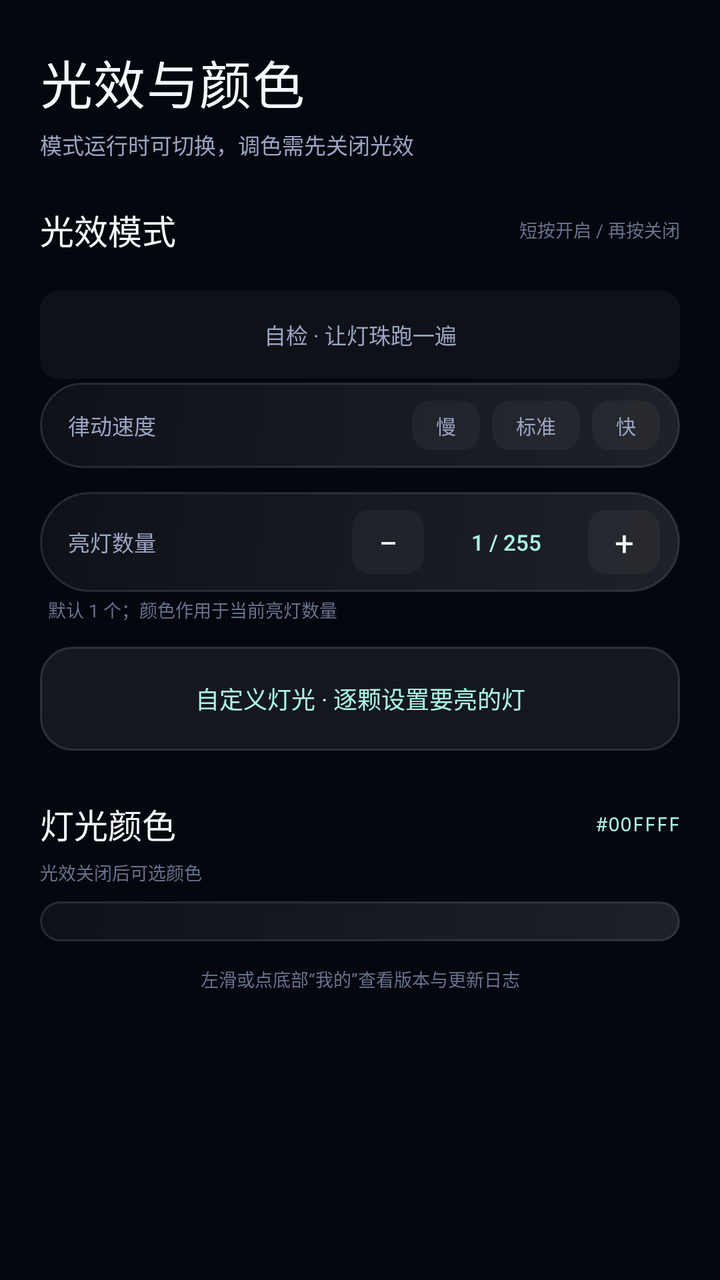
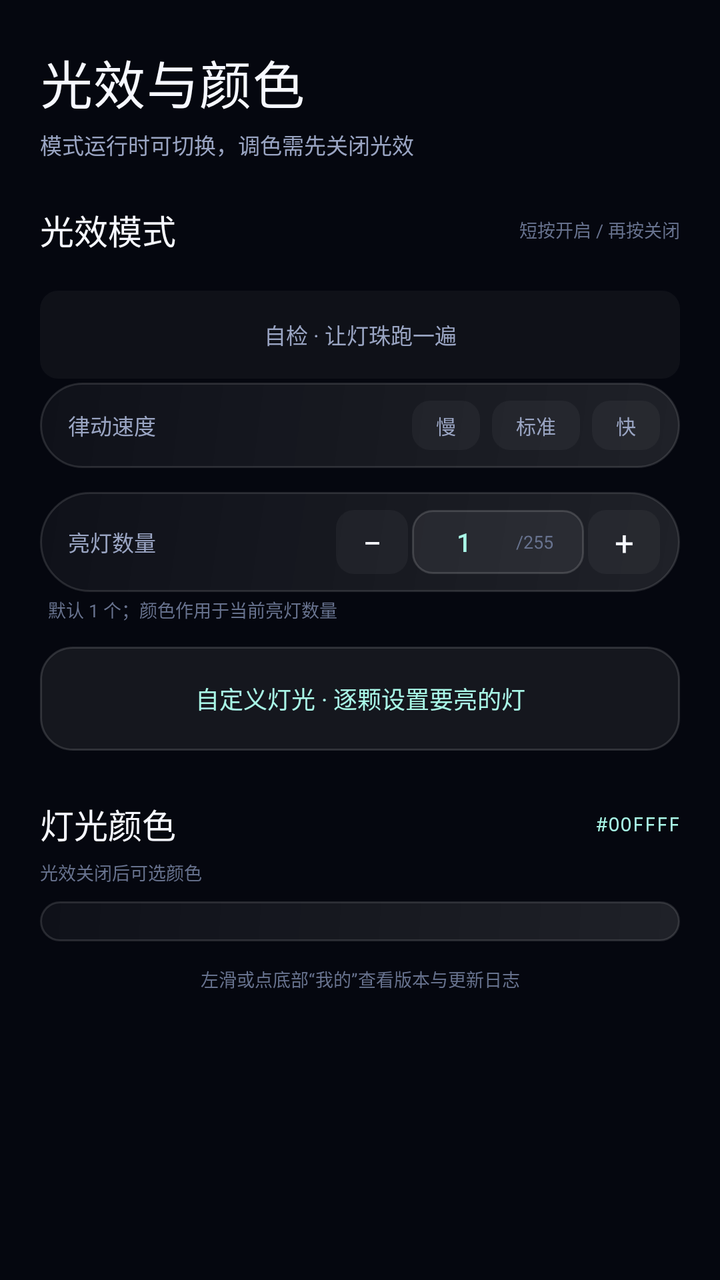

Screens rendered from an Android XML layout before and after an edit, with the pre-edit source and the edit as a unified diff.
<!-- AndroidManifest.xml: application theme Theme.Aurora -->
<!-- res/layout/page_effects.xml -->
<?xml version="1.0" encoding="utf-8"?>
<ScrollView xmlns:android="http://schemas.android.com/apk/res/android"
    android:layout_width="match_parent"
    android:layout_height="match_parent"
    android:clipToPadding="false"
    android:fillViewport="true"
    android:overScrollMode="never"
    android:scrollbars="none">

    <LinearLayout
        android:layout_width="match_parent"
        android:layout_height="wrap_content"
        android:orientation="vertical"
        android:paddingStart="20dp"
        android:paddingTop="22dp"
        android:paddingEnd="20dp"
        android:paddingBottom="92dp">

        <TextView
            android:layout_width="wrap_content"
            android:layout_height="wrap_content"
            android:fontFamily="sans-serif-medium"
            android:letterSpacing="0.02"
            android:text="光效与颜色"
            android:textColor="@color/text_primary"
            android:textSize="26sp" />

        <TextView
            android:layout_width="wrap_content"
            android:layout_height="wrap_content"
            android:layout_marginTop="4dp"
            android:text="模式运行时可切换，调色需先关闭光效"
            android:textColor="@color/text_secondary"
            android:textSize="11sp" />

        <LinearLayout
            android:layout_width="match_parent"
            android:layout_height="wrap_content"
            android:layout_marginTop="22dp"
            android:gravity="center_vertical"
            android:orientation="horizontal">

            <TextView
                android:layout_width="0dp"
                android:layout_height="wrap_content"
                android:layout_weight="1"
                android:fontFamily="sans-serif-medium"
                android:text="@string/section_modes"
                android:textColor="@color/text_primary"
                android:textSize="17sp" />

            <TextView
                android:id="@+id/modeHint"
                android:layout_width="wrap_content"
                android:layout_height="wrap_content"
                android:text="短按开启 / 再按关闭"
                android:textColor="@color/text_tertiary"
                android:textSize="9sp" />
        </LinearLayout>

        <GridLayout
            android:id="@+id/modeGrid"
            android:layout_width="match_parent"
            android:layout_height="wrap_content"
            android:layout_marginTop="8dp"
            android:columnCount="2"
            android:useDefaultMargins="false" />

        <TextView
            android:id="@+id/selfTestButton"
            android:layout_width="match_parent"
            android:layout_height="44dp"
            android:layout_marginTop="10dp"
            android:background="@drawable/bg_speed_chip"
            android:clickable="true"
            android:focusable="true"
            android:gravity="center"
            android:text="自检 · 让灯珠跑一遍"
            android:textColor="@color/text_secondary"
            android:textSize="11sp" />

        <LinearLayout
            android:layout_width="match_parent"
            android:layout_height="wrap_content"
            android:layout_marginTop="2dp"
            android:background="@drawable/bg_card"
            android:gravity="center_vertical"
            android:orientation="horizontal"
            android:paddingStart="14dp"
            android:paddingTop="9dp"
            android:paddingEnd="10dp"
            android:paddingBottom="9dp">

            <TextView
                android:layout_width="0dp"
                android:layout_height="wrap_content"
                android:layout_weight="1"
                android:text="@string/speed_label"
                android:textColor="@color/text_secondary"
                android:textSize="11sp" />

            <TextView
                android:id="@+id/speedSlow"
                android:layout_width="wrap_content"
                android:layout_height="wrap_content"
                android:background="@drawable/bg_speed_chip"
                android:clickable="true"
                android:focusable="true"
                android:paddingStart="12dp"
                android:paddingTop="5dp"
                android:paddingEnd="12dp"
                android:paddingBottom="5dp"
                android:text="@string/speed_slow"
                android:textColor="@color/speed_text"
                android:textSize="10sp" />

            <TextView
                android:id="@+id/speedMid"
                android:layout_width="wrap_content"
                android:layout_height="wrap_content"
                android:layout_marginStart="6dp"
                android:background="@drawable/bg_speed_chip"
                android:clickable="true"
                android:focusable="true"
                android:paddingStart="12dp"
                android:paddingTop="5dp"
                android:paddingEnd="12dp"
                android:paddingBottom="5dp"
                android:text="@string/speed_mid"
                android:textColor="@color/speed_text"
                android:textSize="10sp" />

            <TextView
                android:id="@+id/speedFast"
                android:layout_width="wrap_content"
                android:layout_height="wrap_content"
                android:layout_marginStart="6dp"
                android:background="@drawable/bg_speed_chip"
                android:clickable="true"
                android:focusable="true"
                android:paddingStart="12dp"
                android:paddingTop="5dp"
                android:paddingEnd="12dp"
                android:paddingBottom="5dp"
                android:text="@string/speed_fast"
                android:textColor="@color/speed_text"
                android:textSize="10sp" />
        </LinearLayout>

        
        <LinearLayout
            android:layout_width="match_parent"
            android:layout_height="wrap_content"
            android:layout_marginTop="12dp"
            android:background="@drawable/bg_card"
            android:gravity="center_vertical"
            android:orientation="horizontal"
            android:paddingStart="14dp"
            android:paddingTop="9dp"
            android:paddingEnd="10dp"
            android:paddingBottom="9dp">

            <TextView
                android:layout_width="0dp"
                android:layout_height="wrap_content"
                android:layout_weight="1"
                android:text="亮灯数量"
                android:textColor="@color/text_secondary"
                android:textSize="11sp" />

            <TextView
                android:id="@+id/ledCountMinus"
                android:layout_width="36dp"
                android:layout_height="32dp"
                android:background="@drawable/bg_speed_chip"
                android:clickable="true"
                android:focusable="true"
                android:gravity="center"
                android:text="−"
                android:textColor="@color/text_primary"
                android:textSize="17sp" />

            <TextView
                android:id="@+id/ledCountLabel"
                android:layout_width="82dp"
                android:layout_height="wrap_content"
                android:fontFamily="sans-serif-medium"
                android:gravity="center"
                android:text="1 / 255"
                android:textColor="@color/mint_soft"
                android:textSize="11sp" />

            <TextView
                android:id="@+id/ledCountPlus"
                android:layout_width="36dp"
                android:layout_height="32dp"
                android:background="@drawable/bg_speed_chip"
                android:clickable="true"
                android:focusable="true"
                android:gravity="center"
                android:text="+"
                android:textColor="@color/text_primary"
                android:textSize="17sp" />
        </LinearLayout>

        <TextView
            android:layout_width="match_parent"
            android:layout_height="wrap_content"
            android:layout_marginTop="2dp"
            android:paddingStart="4dp"
            android:text="默认 1 个；颜色作用于当前亮灯数量"
            android:textColor="@color/text_tertiary"
            android:textSize="9sp" />

        <TextView
            android:id="@+id/customLedButton"
            android:layout_width="match_parent"
            android:layout_height="52dp"
            android:layout_marginTop="12dp"
            android:background="@drawable/bg_secondary_button"
            android:clickable="true"
            android:focusable="true"
            android:gravity="center"
            android:text="自定义灯光 · 逐颗设置要亮的灯"
            android:textColor="@color/mint_soft"
            android:textSize="12sp" />

        <LinearLayout
            android:layout_width="match_parent"
            android:layout_height="wrap_content"
            android:layout_marginTop="24dp"
            android:gravity="center_vertical"
            android:orientation="horizontal">

            <TextView
                android:layout_width="0dp"
                android:layout_height="wrap_content"
                android:layout_weight="1"
                android:fontFamily="sans-serif-medium"
                android:text="@string/section_color"
                android:textColor="@color/text_primary"
                android:textSize="17sp" />

            <TextView
                android:id="@+id/hexLabel"
                android:layout_width="wrap_content"
                android:layout_height="wrap_content"
                android:fontFamily="monospace"
                android:text="#00FFFF"
                android:textColor="@color/mint_soft"
                android:textSize="10sp" />
        </LinearLayout>

        <TextView
            android:id="@+id/effectHint"
            android:layout_width="match_parent"
            android:layout_height="wrap_content"
            android:layout_marginTop="5dp"
            android:text="光效关闭后可选颜色"
            android:textColor="@color/text_tertiary"
            android:textSize="9sp" />

        <LinearLayout
            android:layout_width="match_parent"
            android:layout_height="wrap_content"
            android:layout_marginTop="8dp"
            android:background="@drawable/bg_card"
            android:gravity="center_vertical"
            android:orientation="horizontal"
            android:paddingStart="8dp"
            android:paddingTop="10dp"
            android:paddingEnd="8dp"
            android:paddingBottom="10dp">

            <LinearLayout
                android:id="@+id/colorRow"
                android:layout_width="match_parent"
                android:layout_height="wrap_content"
                android:gravity="center"
                android:orientation="horizontal" />
        </LinearLayout>

        <TextView
            android:layout_width="match_parent"
            android:layout_height="wrap_content"
            android:layout_marginTop="12dp"
            android:gravity="center"
            android:text="左滑或点底部“我的”查看版本与更新日志"
            android:textColor="@color/text_tertiary"
            android:textSize="9sp" />
    </LinearLayout>
</ScrollView>
<!-- resources referenced by this layout -->
<resources>
  <color name="mint_soft">#A9F7E7</color>
  <color name="text_primary">#F6F8FF</color>
  <color name="text_secondary">#9AA5C3</color>
  <color name="text_tertiary">#68738F</color>
  <!-- drawable bg_card (drawable) -->
  <?xml version="1.0" encoding="utf-8"?>
  <shape xmlns:android="http://schemas.android.com/apk/res/android"
      android:shape="rectangle">
      <gradient
          android:angle="135"
          android:endColor="#0AFFFFFF"
          android:startColor="#1AFFFFFF" />
      <corners android:radius="28dp" />
      <stroke
          android:width="1dp"
          android:color="#1FFFFFFF" />
  </shape>
  <!-- drawable bg_secondary_button (drawable) -->
  <?xml version="1.0" encoding="utf-8"?>
  <ripple xmlns:android="http://schemas.android.com/apk/res/android"
      android:color="#2AFFFFFF">
      <item>
          <shape android:shape="rectangle">
              <solid android:color="#10FFFFFF" />
              <corners android:radius="16dp" />
              <stroke
                  android:width="1dp"
                  android:color="#24FFFFFF" />
          </shape>
      </item>
  </ripple>
  <!-- drawable bg_speed_chip (drawable) -->
  <?xml version="1.0" encoding="utf-8"?>
  <selector xmlns:android="http://schemas.android.com/apk/res/android">
      <item android:state_selected="true">
          <shape android:shape="rectangle">
              <solid android:color="#2E5BF0D0" />
              <corners android:radius="9dp" />
              <stroke
                  android:width="1dp"
                  android:color="#665BF0D0" />
          </shape>
      </item>
      <item>
          <shape android:shape="rectangle">
              <solid android:color="#0AFFFFFF" />
              <corners android:radius="9dp" />
          </shape>
      </item>
  </selector>
  <string name="section_color">灯光颜色</string>
  <string name="section_modes">光效模式</string>
  <string name="speed_fast">快</string>
  <string name="speed_label">律动速度</string>
  <string name="speed_mid">标准</string>
  <string name="speed_slow">慢</string>
  <style name="Theme.Aurora" parent="@android:style/Theme.Material.NoActionBar">
          <item name="android:fontFamily">sans-serif</item>
          <item name="android:windowBackground">@color/bg_deep</item>
          <item name="android:colorAccent">@color/mint</item>
          <item name="android:statusBarColor">@android:color/transparent</item>
          <item name="android:navigationBarColor">@android:color/transparent</item>
          <item name="android:windowLightStatusBar">false</item>
          <item name="android:windowNoTitle">true</item>
          <item name="android:windowActionModeOverlay">true</item>
          <item name="android:windowDrawsSystemBarBackgrounds">true</item>
      </style>
  <color name="bg_deep">#05070F</color>
  <color name="mint">#5BF0D0</color>
</resources>

<!-- the commit's change to res/layout/page_effects.xml (unified diff, before → after) -->
@@ -180,15 +180,39 @@
                 android:textColor="@color/text_primary"
                 android:textSize="17sp" />
 
-            <TextView
-                android:id="@+id/ledCountLabel"
-                android:layout_width="82dp"
-                android:layout_height="wrap_content"
-                android:fontFamily="sans-serif-medium"
-                android:gravity="center"
-                android:text="1 / 255"
-                android:textColor="@color/mint_soft"
-                android:textSize="11sp" />
+            <LinearLayout
+                android:layout_width="86dp"
+                android:layout_height="32dp"
+                android:layout_marginStart="2dp"
+                android:layout_marginEnd="2dp"
+                android:background="@drawable/bg_count_input"
+                android:gravity="center_vertical"
+                android:orientation="horizontal">
+
+                <EditText
+                    android:id="@+id/ledCountInput"
+                    android:layout_width="52dp"
+                    android:layout_height="match_parent"
+                    android:background="@null"
+                    android:fontFamily="sans-serif-medium"
+                    android:gravity="center"
+                    android:imeOptions="actionDone"
+                    android:inputType="number"
+                    android:maxLength="3"
+                    android:padding="0dp"
+                    android:selectAllOnFocus="true"
+                    android:text="1"
+                    android:textColor="@color/mint_soft"
+                    android:textSize="13sp" />
+
+                <TextView
+                    android:layout_width="30dp"
+                    android:layout_height="wrap_content"
+                    android:gravity="start"
+                    android:text="/255"
+                    android:textColor="@color/text_tertiary"
+                    android:textSize="9sp" />
+            </LinearLayout>
 
             <TextView
                 android:id="@+id/ledCountPlus"
<!-- resource entries referenced after the edit -->
@@ -17,6 +17,28 @@
           android:width="1dp"
           android:color="#1FFFFFFF" />
   </shape>
+  <!-- drawable bg_count_input (drawable) -->
+  <?xml version="1.0" encoding="utf-8"?>
+  <selector xmlns:android="http://schemas.android.com/apk/res/android">
+      <item android:state_focused="true">
+          <shape android:shape="rectangle">
+              <solid android:color="#1A5BF0D0" />
+              <corners android:radius="10dp" />
+              <stroke
+                  android:width="1dp"
+                  android:color="#AA5BF0D0" />
+          </shape>
+      </item>
+      <item>
+          <shape android:shape="rectangle">
+              <solid android:color="#10FFFFFF" />
+              <corners android:radius="10dp" />
+              <stroke
+                  android:width="1dp"
+                  android:color="#26FFFFFF" />
+          </shape>
+      </item>
+  </selector>
   <!-- drawable bg_secondary_button (drawable) -->
   <?xml version="1.0" encoding="utf-8"?>
   <ripple xmlns:android="http://schemas.android.com/apk/res/android"
